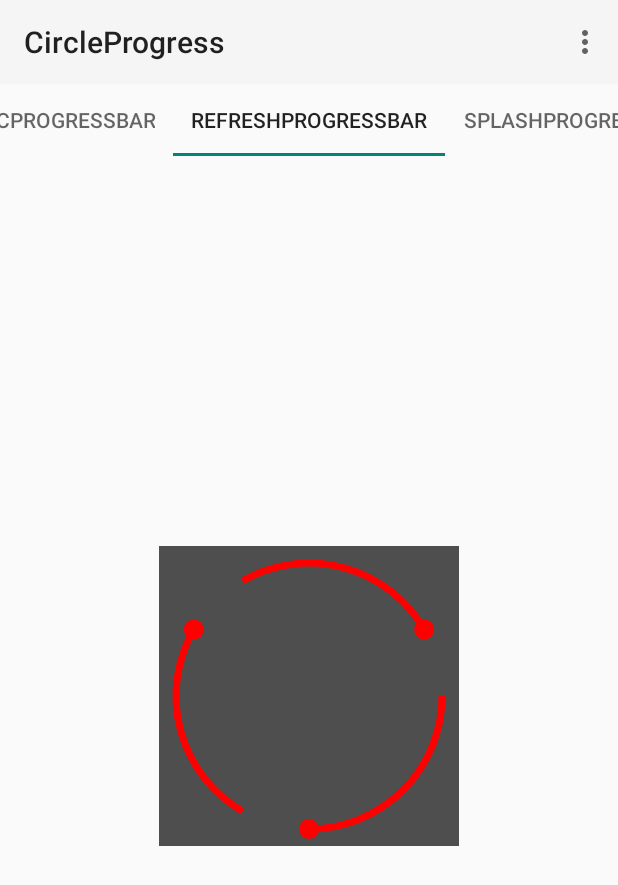
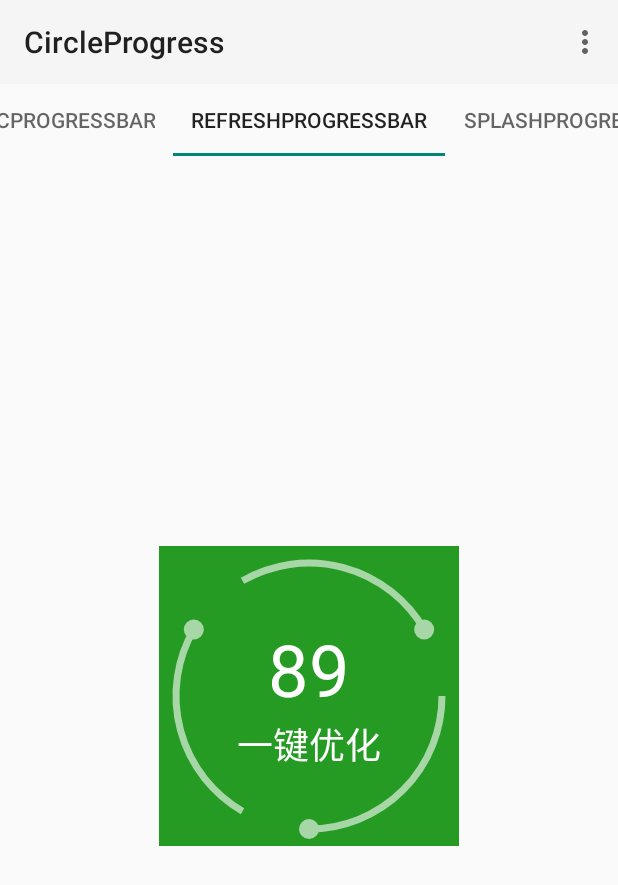
Before and after one commit to songnick/CircleBar, an Android app: the screen it shows after launch (MainActivity), tab 2 chosen, on a phone screen of 412 x 824 dp. Shown: the top 885 px of the screen. Run offline under Robolectric (Android 15) with nearby library versions, the phone set to English and light mode, and no system bars.

Commit message:
add some stuff

```diff
--- a/app/src/main/res/layout/refresh_progressbar_layout.xml
+++ b/app/src/main/res/layout/refresh_progressbar_layout.xml
@@ -7,5 +7,25 @@
         android:layout_width="200dp"
         android:layout_height="200dp"
         android:layout_centerInParent="true"
-        android:background="#4e4e4e"></com.github.songnick.view.RefreshProgress>
+        android:background="#259b24">
+        <LinearLayout
+            android:id="@+id/content"
+            android:layout_width="match_parent"
+            android:layout_height="match_parent"
+            android:orientation="vertical"
+            android:gravity="center">
+            <TextView
+                android:layout_width="wrap_content"
+                android:layout_height="wrap_content"
+                android:textSize="48sp"
+                android:textColor="@android:color/white"
+                android:text="89"/>
+            <TextView
+                android:layout_width="wrap_content"
+                android:layout_height="wrap_content"
+                android:textSize="24sp"
+                android:textColor="@android:color/white"
+                android:text="一键优化"/>
+        </LinearLayout>
+    </com.github.songnick.view.RefreshProgress>
 </RelativeLayout>
--- a/library/src/main/java/com/github/songnick/view/RefreshProgress.java
+++ b/library/src/main/java/com/github/songnick/view/RefreshProgress.java
@@ -124,15 +124,17 @@ public class RefreshProgress extends ViewGroup {
     private void drawSlowIndicator(float startAngle, Canvas canvas){
         Paint circlePaint = new Paint();
         circlePaint.setAntiAlias(true);
-        circlePaint.setColor(Color.RED);
+        circlePaint.setColor(Color.parseColor("#A8D7A7"));
         circlePaint.setStrokeWidth(7);
         circlePaint.setStyle(Paint.Style.STROKE);
         canvas.drawPath(getArcPath(), circlePaint);
+        int restoreCount = canvas.save();
         canvas.translate(rectF.centerX(), rectF.centerY());
         circlePaint.setStyle(Paint.Style.FILL);
         canvas.drawPath(getBallPath(startAngle + 90), circlePaint);
         canvas.drawPath(getBallPath(startAngle + 90 + 30 + 90), circlePaint);
         canvas.drawPath(getBallPath(startAngle + 90 + 30 + 90 + 30 + 90), circlePaint);
+        canvas.restoreToCount(restoreCount);
     }
 
     private void drawAccProgressbar(float startAngle, Canvas canvas){
@@ -140,7 +142,7 @@ public class RefreshProgress extends ViewGroup {
         paint.setAntiAlias(true);
         paint.setStrokeWidth(8);
         paint.setStyle(Paint.Style.STROKE);
-        int[] f = {Color.parseColor("#00FF0000"), Color.parseColor("#ffFF0000")};
+        int[] f = {Color.parseColor("#00A8D7A7"), Color.parseColor("#ffA8D7A7")};
         float[] p = {.0f, 1.0f};
 //        paint.setShader(new LinearGradient(getMeasuredWidth() / 2 - 120, getMeasuredHeight() / 2, getMeasuredWidth() / 2 , getMeasuredHeight()/2 - 120, Color.parseColor("#000000"), Color.parseColor("#ffffff"), LinearGradient.TileMode.CLAMP));
         SweepGradient sweepGradient = new SweepGradient(rectF.centerX(), rectF.centerX(), f, p);
```
Also changed, not shown: 3 other files.
